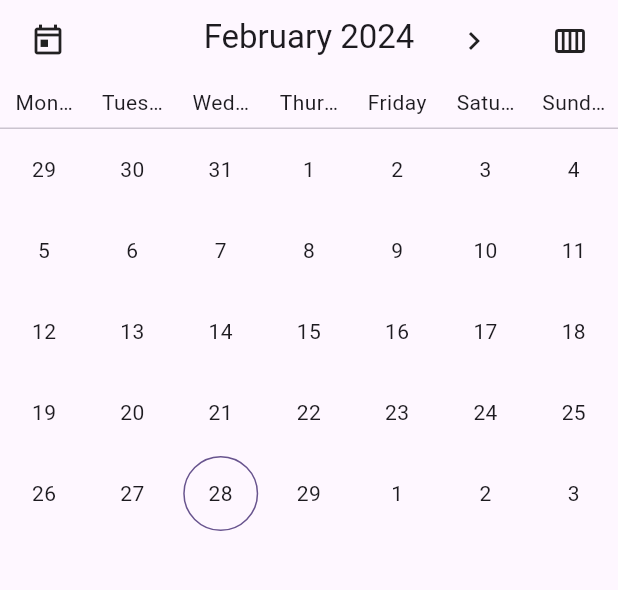
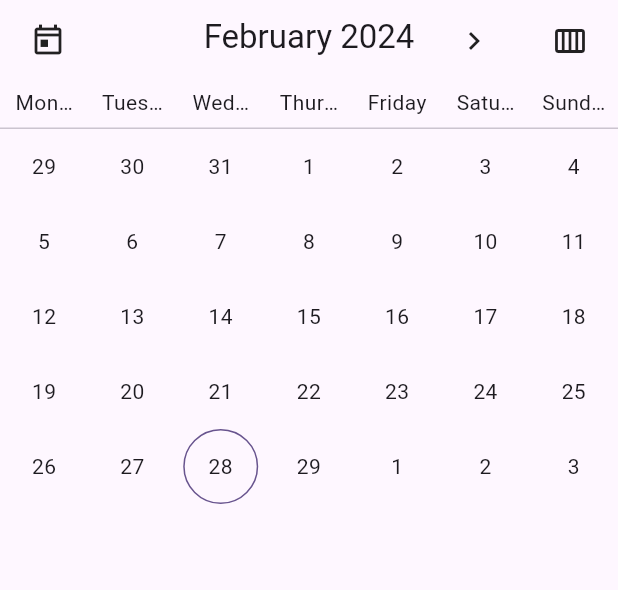
Before and after one commit to mobilesoftcode/calendar_advanced, a Flutter app: the screen it shows after launch, on a phone screen of 412 x 824 dp, the part 84-674 px from its top. Run offline on Flutter 3.47's test engine with Material 3 defaults, Android fonts, the phone set to English and light mode, and no system bars.

Commit message:
Remove vertical padding from cells

```diff
--- a/lib/src/ui/calendar_month_view.dart
+++ b/lib/src/ui/calendar_month_view.dart
@@ -59,16 +59,13 @@ class CalendarMonthView extends StatelessWidget {
       return Column(
         children: List.generate(
           numberOfWeeks.ceil(),
-          (index) => Padding(
-            padding: const EdgeInsets.symmetric(vertical: 2),
-            child: Row(
+          (index) => Row(
             crossAxisAlignment: CrossAxisAlignment.start,
             children: List.generate(
               daysInWeek,
               (rowIndex) => Expanded(
                 child: _cellBuilder(
                   dates[daysInWeek * index + rowIndex],
-                  ),
                 ),
               ),
             ),
```
Lines whose indentation alone changed are shown as unchanged.
